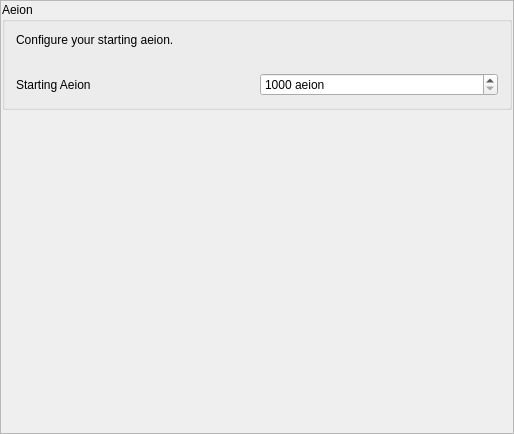
The window that randovania/games/samus_returns/gui/ui_files/preset_msr_aeion.ui (randovania/randovania) describes before a commit, drawn with Qt 5.
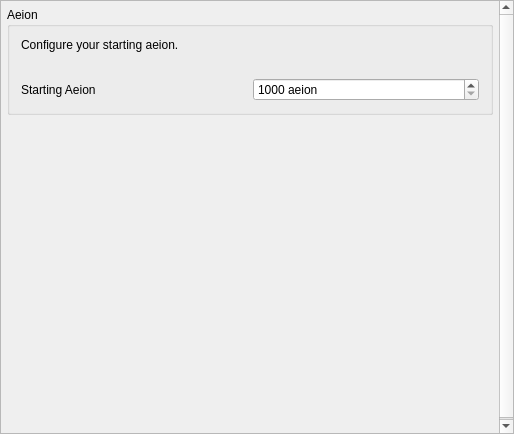
The same window after the commit.

Commit message: MSR: make GUI stuff more consistent

```diff
--- a/randovania/games/samus_returns/gui/ui_files/preset_msr_aeion.ui
+++ b/randovania/games/samus_returns/gui/ui_files/preset_msr_aeion.ui
@@ -43,8 +43,8 @@
         <rect>
          <x>0</x>
          <y>0</y>
-         <width>512</width>
-         <height>432</height>
+         <width>493</width>
+         <height>456</height>
         </rect>
        </property>
        <property name="sizePolicy">
@@ -54,17 +54,20 @@
         </sizepolicy>
        </property>
        <layout class="QVBoxLayout" name="scroll_area_layout">
+        <property name="spacing">
+         <number>6</number>
+        </property>
         <property name="leftMargin">
-         <number>1</number>
+         <number>6</number>
         </property>
         <property name="topMargin">
-         <number>1</number>
+         <number>6</number>
         </property>
         <property name="rightMargin">
-         <number>1</number>
+         <number>6</number>
         </property>
         <property name="bottomMargin">
-         <number>0</number>
+         <number>6</number>
         </property>
         <item>
          <widget class="QGroupBox" name="groupBox">
```
The commit also changes 6 other files.
